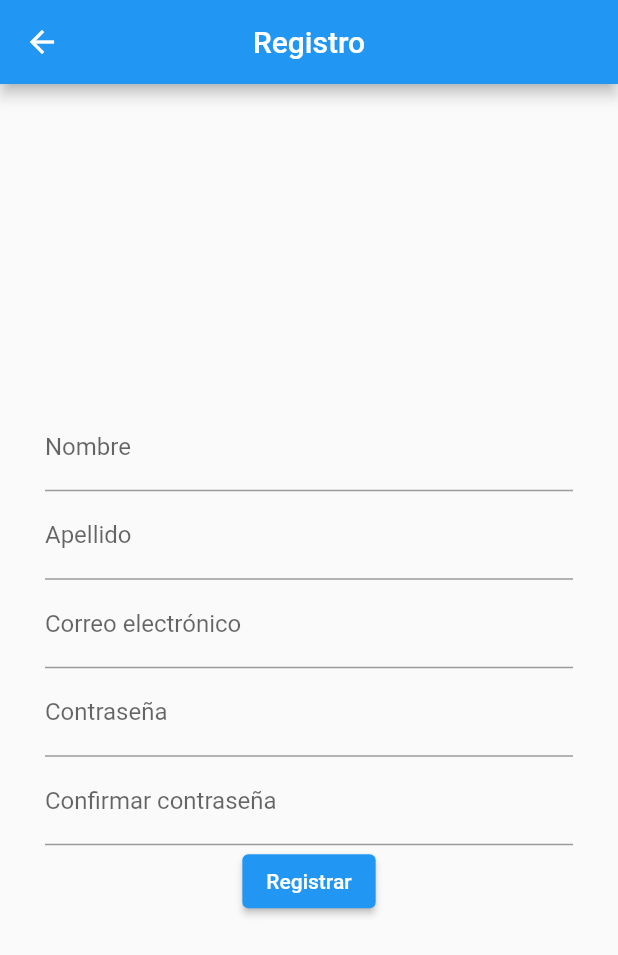
After one commit to than-cr/CMP_APP, a Flutter app: the RegisterScreen screen opened directly, after a tap on "Registrar", on a phone screen of 412 x 824 dp. The commit adds this screen. Shown: the top 955 px of the screen. Run offline on Flutter 3.47's test engine with Material 2 defaults, Android fonts, the phone set to English and light mode, and no system bars; our stand-ins replace bottom_navy_bar, firebase_auth, firebase_core, firebase_database, syncfusion_flutter_calendar; missing offline and left inert: social_embed_webview; accounts and stored records are empty; network calls fail.

Commit message:
CMP-1 Create a Log in / Register section

```diff
--- a/lib/main.dart
+++ b/lib/main.dart
@@ -1,12 +1,10 @@
 import 'package:cmp_app/firebase_options.dart';
-import 'package:cmp_app/wrappers/authentication_wrapper.dart';
 import 'package:cmp_app/screens/home_screen.dart';
 import 'package:cmp_app/services/authentication_service.dart';
 import 'package:firebase_auth/firebase_auth.dart';
 import 'package:firebase_core/firebase_core.dart';
 import 'package:flutter/material.dart';
 import 'package:provider/provider.dart';
-import 'package:cmp_app/screens/sign_in_screen.dart';
 
 Future<void> main() async {
   WidgetsFlutterBinding.ensureInitialized();
--- a/lib/screens/signed_in_screen.dart
+++ b/lib/screens/logged_screen.dart
@@ -2,8 +2,8 @@ import 'package:cmp_app/services/authentication_service.dart';
 import 'package:flutter/material.dart';
 import 'package:provider/provider.dart';
 
-class SignedInScreen extends StatelessWidget {
-  const SignedInScreen({Key? key}) : super(key: key);
+class LoggedScreen extends StatelessWidget {
+  const LoggedScreen({Key? key}) : super(key: key);
 
   @override
   Widget build(BuildContext context) {
--- /dev/null
+++ b/lib/screens/register_screen.dart
@@ -0,0 +1,88 @@
+import 'package:cmp_app/services/authentication_service.dart';
+import 'package:flutter/material.dart';
+import 'package:provider/provider.dart';
+
+class RegisterScreen extends StatelessWidget {
+  RegisterScreen({Key? key}) : super(key: key);
+
+  final TextEditingController nameController = TextEditingController();
+  final TextEditingController lastNameController = TextEditingController();
+  final TextEditingController emailController = TextEditingController();
+  final TextEditingController passwordController = TextEditingController();
+  final TextEditingController passwordConfirmController =
+      TextEditingController();
+
+  @override
+  Widget build(BuildContext context) {
+    return Scaffold(
+      appBar: AppBar(
+        title: const Text('Registro'),
+        centerTitle: true,
+      ),
+      body: Center(
+          child: Column(
+        mainAxisAlignment: MainAxisAlignment.center,
+        children: [
+          Container(
+            padding: const EdgeInsets.symmetric(horizontal: 30),
+            //width: 90,
+            child: TextFormField(
+              controller: nameController,
+              decoration: const InputDecoration(labelText: 'Nombre'),
+            ),
+          ),
+          Container(
+            padding: const EdgeInsets.symmetric(horizontal: 30),
+            //width: 90,
+            child: TextFormField(
+              controller: lastNameController,
+              decoration: const InputDecoration(labelText: 'Apellido'),
+            ),
+          ),
+          Container(
+            padding: const EdgeInsets.symmetric(horizontal: 30),
+            //width: 90,
+            child: TextFormField(
+              controller: emailController,
+              decoration:
+                  const InputDecoration(labelText: 'Correo electrónico'),
+            ),
+          ),
+          Container(
+            padding: const EdgeInsets.symmetric(horizontal: 30),
+            //width: 90,
+            child: TextFormField(
+              controller: passwordController,
+              obscureText: true,
+              autocorrect: false,
+              enableSuggestions: false,
+              decoration: const InputDecoration(labelText: 'Contraseña'),
+            ),
+          ),
+          Container(
+            padding: const EdgeInsets.symmetric(horizontal: 30),
+            //width: 90,
+            child: TextFormField(
+              controller: passwordConfirmController,
+              obscureText: true,
+              autocorrect: false,
+              enableSuggestions: false,
+              decoration:
+                  const InputDecoration(labelText: 'Confirmar contraseña'),
+            ),
+          ),
+          ElevatedButton(
+              onPressed: () {
+                context.read<AuthenticationService>().register(
+                    name: nameController.text,
+                    lastName: lastNameController.text,
+                    email: emailController.text,
+                    password: passwordController.text,
+                    passwordConfirmed: passwordConfirmController.text);
+              },
+              child: const Text('Registrar')),
+        ],
+      )),
+    );
+  }
+}
--- a/lib/services/authentication_service.dart
+++ b/lib/services/authentication_service.dart
@@ -1,3 +1,4 @@
+import 'package:cmp_app/utils/validators.dart';
 import 'package:firebase_auth/firebase_auth.dart';
 
 class AuthenticationService {
@@ -12,7 +13,8 @@ class AuthenticationService {
     try {
       await _firebaseAuth.signInWithEmailAndPassword(
           email: email, password: password);
-      return 'Signed In';
+
+      return 'Sesión iniciada';
     } on FirebaseAuthException catch (e) {
       return e.message!;
     }
@@ -21,4 +23,35 @@ class AuthenticationService {
   Future<void> signOut() async {
     await _firebaseAuth.signOut();
   }
+
+  Future<User?> register(
+      {required String name,
+      required String lastName,
+      required String email,
+      required String password,
+      required String passwordConfirmed}) async {
+    try {
+      User? user;
+
+      if (password != passwordConfirmed) {
+        return null;
+      }
+
+      Validators.validateName(name: name);
+      Validators.validateName(name: lastName);
+      Validators.validateEmail(email: email);
+
+      UserCredential userCredential = await _firebaseAuth
+          .createUserWithEmailAndPassword(email: email, password: password);
+
+      user = userCredential.user;
+      await user!.updateDisplayName(name + lastName);
+      await user.reload();
+
+      user = _firebaseAuth.currentUser;
+      return user;
+    } on FirebaseAuthException catch (e) {
+      return null;
+    }
+  }
 }
--- /dev/null
+++ b/lib/utils/validators.dart
@@ -0,0 +1,34 @@
+class Validators {
+  static String validateName({required String? name}) {
+    if (name == null || name.isEmpty) {
+      return 'Nombre vacío';
+    }
+
+    return '';
+  }
+
+  static String validateEmail({required String? email}) {
+    if (email == null || email.isEmpty) {
+      return 'Correo electrónico vacío';
+    }
+
+    RegExp emailRegExp = RegExp(
+        r"^[a-zA-Z0-9.!#$%&'*+/=?^_`{|}~-]+@[a-zA-Z0-9](?:[a-zA-Z0-9-]{0,253}[a-zA-Z0-9])?(?:\.[a-zA-Z0-9](?:[a-zA-Z0-9-]{0,253}[a-zA-Z0-9])?)*$");
+
+    if (!emailRegExp.hasMatch(email)) {
+      return 'Inserte un correo electrónico válido';
+    }
+
+    return '';
+  }
+
+  static String validatePassword({required String? password}) {
+    if (password == null || password.isEmpty) {
+      return 'Contraseña vacía';
+    } else if (password.length < 6) {
+      return 'La contraseña debe tener al menos 6 caracteres';
+    }
+
+    return '';
+  }
+}
--- a/lib/wrappers/authentication_wrapper.dart
+++ b/lib/wrappers/authentication_wrapper.dart
@@ -1,5 +1,5 @@
+import 'package:cmp_app/screens/logged_screen.dart';
 import 'package:cmp_app/screens/sign_in_screen.dart';
-import 'package:cmp_app/screens/signed_in_screen.dart';
 import 'package:flutter/material.dart';
 import 'package:provider/provider.dart';
 import 'package:firebase_auth/firebase_auth.dart';
@@ -12,7 +12,7 @@ class AuthenticationWrapper extends StatelessWidget {
     final firebaseUser = context.watch<User?>();
 
     if (firebaseUser != null) {
-      return const SignedInScreen();
+      return const LoggedScreen();
     }
     return SignInScreen();
   }
--- a/pubspec.yaml
+++ b/pubspec.yaml
@@ -40,6 +40,8 @@ dependencies:
   firebase_core: ^1.14.1
   firebase_auth: ^3.3.14
   provider: ^6.0.2
+  cloud_firestore: ^3.1.12
+  firebase_database: ^9.0.12
 
 dev_dependencies:
   flutter_test:
```
Also changed, not shown: lib/models/user_model.dart (added, +24 -0 lines), lib/screens/sign_in_screen.dart (+27 -6 lines), lib/services/user_service.dart (added, +14 -0 lines), lib/firebase_options.dart, pubspec.lock, 4 other files.
